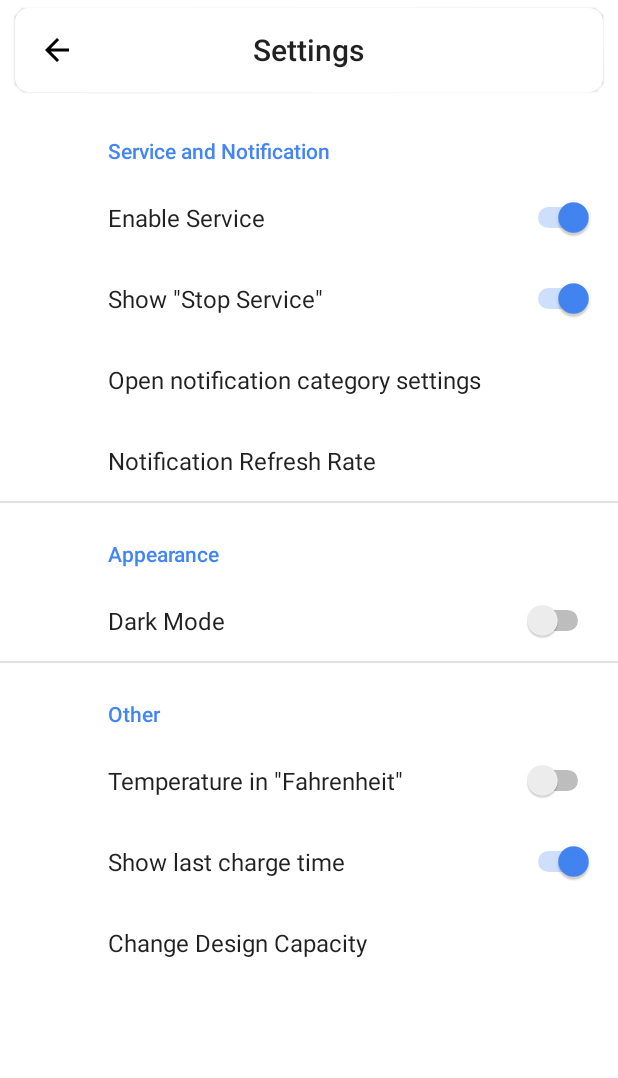
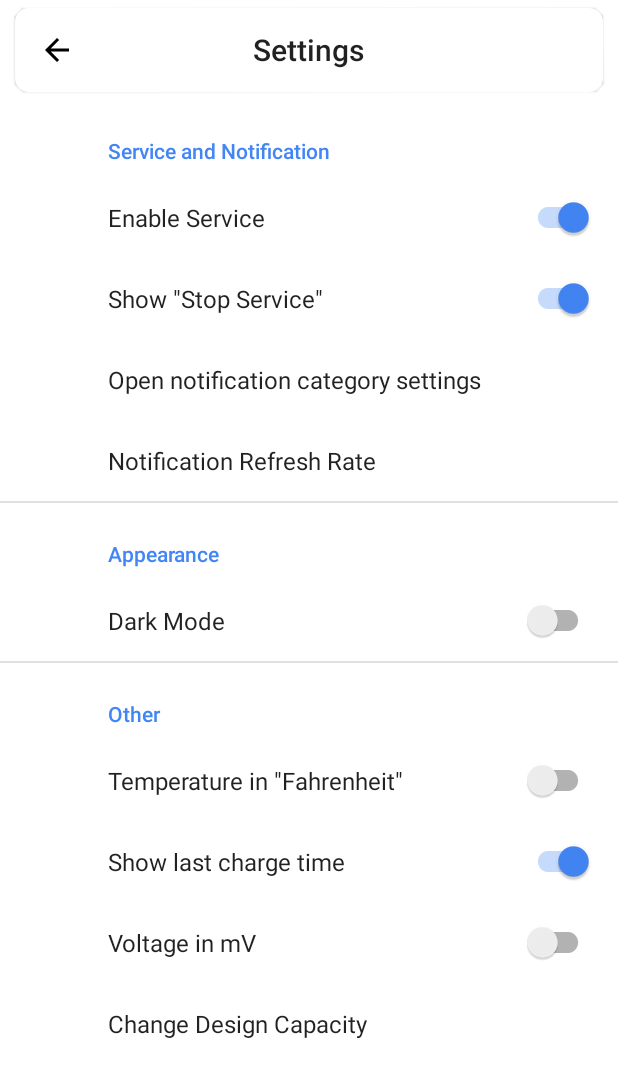
Before and after one commit to Ph03niX-X/CapacityInfo, an Android app: the screen it shows after launch (SettingsActivity), in the options menu, after a tap on "Settings", on a phone screen of 412 x 824 dp. Shown: the top 1078 px of the screen. Run offline under Robolectric (Android 15) with nearby library versions, the phone set to English and light mode, and no system bars; our stand-ins replace androidx.preference; 5 statements that could not run were skipped.

Commit message:
Added "Voltage in mV"

```diff
--- a/app/build.gradle
+++ b/app/build.gradle
@@ -11,7 +11,7 @@ android {
         applicationId "com.ph03nix_x.capacityinfo"
         minSdkVersion 21
         targetSdkVersion 29
-        versionCode 80
+        versionCode 81
         versionName "2.1"
         testInstrumentationRunner "androidx.test.runner.AndroidJUnitRunner"
     }
--- a/app/src/main/java/com/ph03nix_x/capacityinfo/Battery.kt
+++ b/app/src/main/java/com/ph03nix_x/capacityinfo/Battery.kt
@@ -73,11 +73,14 @@ class Battery(var context: Context) {
 
     fun getVoltage(): Double {
 
+        val pref = PreferenceManager.getDefaultSharedPreferences(context)
+
         val batteryStatus = context.registerReceiver(null, IntentFilter(Intent.ACTION_BATTERY_CHANGED))
 
         var voltage = batteryStatus!!.getIntExtra(BatteryManager.EXTRA_VOLTAGE, 0).toDouble()
 
-        if(voltage >= 1000 && voltage < 1000000) voltage /= 1000 else if(voltage >= 1000000) voltage /= 1000000
+        if(!pref.getBoolean(Preferences.VoltageInMv.prefName, false))
+            if(voltage >= 1000 && voltage < 1000000) voltage /= 1000 else if(voltage >= 1000000) voltage /= 1000000
 
         return voltage
     }
--- a/app/src/main/java/com/ph03nix_x/capacityinfo/Preferences.kt
+++ b/app/src/main/java/com/ph03nix_x/capacityinfo/Preferences.kt
@@ -10,5 +10,5 @@ enum class Preferences(val prefName: String) {
 
     BatteryLevelTo("battery_level_to"), EnableService("enable_service"), NotificationRefreshRate("notification_refresh_rate"),
 
-    IsShowServiceStop("is_show_stop_service")
+    IsShowServiceStop("is_show_stop_service"), VoltageInMv("voltage_in_mv")
 }
--- a/app/src/main/java/com/ph03nix_x/capacityinfo/activity/MainActivity.kt
+++ b/app/src/main/java/com/ph03nix_x/capacityinfo/activity/MainActivity.kt
@@ -205,7 +205,8 @@ class MainActivity : AppCompatActivity() {
 
                     else getString(R.string.temperature_fahrenheit, battery.getTemperature())
 
-                    voltage.text = getString(R.string.voltage, battery.toDecimalFormat(battery.getVoltage()))
+                    voltage.text = getString(if(pref.getBoolean(Preferences.VoltageInMv.prefName, false)) R.string.voltage_mv else R.string.voltage,
+                        battery.toDecimalFormat(battery.getVoltage()))
                 }
 
                 if (pref.getBoolean(Preferences.IsSupported.prefName, true)) {
--- a/app/src/main/java/com/ph03nix_x/capacityinfo/fragment/SettingsFragment.kt
+++ b/app/src/main/java/com/ph03nix_x/capacityinfo/fragment/SettingsFragment.kt
@@ -13,7 +13,7 @@ import androidx.annotation.RequiresApi
 import androidx.preference.Preference
 import androidx.preference.PreferenceFragmentCompat
 import androidx.preference.PreferenceManager
-import androidx.preference.SwitchPreference
+import androidx.preference.SwitchPreferenceCompat
 import com.google.android.material.dialog.MaterialAlertDialogBuilder
 import com.ph03nix_x.capacityinfo.Preferences
 import com.ph03nix_x.capacityinfo.R
@@ -24,7 +24,8 @@ import com.ph03nix_x.capacityinfo.services.CapacityInfoService
 class SettingsFragment : PreferenceFragmentCompat() {
 
     private lateinit var pref: SharedPreferences
-    private var showStopService: SwitchPreference? = null
+    private var showStopService: SwitchPreferenceCompat? = null
+    private var voltageInMv: SwitchPreferenceCompat? = null
 
     override fun onCreatePreferences(savedInstanceState: Bundle?, rootKey: String?) {
         addPreferencesFromResource(R.xml.settings)
@@ -33,9 +34,18 @@ class SettingsFragment : PreferenceFragmentCompat() {
 
         showStopService = findPreference(Preferences.IsShowServiceStop.prefName)
 
+        voltageInMv = findPreference(Preferences.VoltageInMv.prefName)
+
         showStopService?.isEnabled = pref.getBoolean(Preferences.EnableService.prefName, true)
 
-        val darkMode: SwitchPreference = findPreference(Preferences.DarkMode.prefName)!!
+        voltageInMv?.setOnPreferenceChangeListener { _, newValue ->
+
+            pref.edit().putBoolean(Preferences.VoltageInMv.prefName, newValue as Boolean).apply()
+
+            return@setOnPreferenceChangeListener true
+        }
+
+        val darkMode: SwitchPreferenceCompat = findPreference(Preferences.DarkMode.prefName)!!
         darkMode.setOnPreferenceChangeListener { _, _ ->
             MainActivity.instance!!.recreate()
             requireActivity().recreate()
@@ -63,7 +73,7 @@ class SettingsFragment : PreferenceFragmentCompat() {
             return@setOnPreferenceClickListener true
         }
 
-        val enableService: SwitchPreference = findPreference(Preferences.EnableService.prefName)!!
+        val enableService: SwitchPreferenceCompat = findPreference(Preferences.EnableService.prefName)!!
 
         notificationRefreshRate.isEnabled = pref.getBoolean(Preferences.EnableService.prefName, true)
 
--- a/app/src/main/res/values/strings.xml
+++ b/app/src/main/res/values/strings.xml
@@ -46,4 +46,6 @@
     <string name="appearance">Appearance</string>
     <string name="other">Other</string>
     <string name="show_stop_service">"Show \"Stop Service\""</string>
+    <string name="voltage_in_mv">Voltage in mV</string>
+    <string name="voltage_mv">"Voltage: %1$s mV"</string>
 </resources>
--- a/app/src/main/res/xml/settings.xml
+++ b/app/src/main/res/xml/settings.xml
@@ -7,12 +7,12 @@
             app:allowDividerAbove="false"
             app:allowDividerBelow="false">
 
-        <SwitchPreference
+        <SwitchPreferenceCompat
                 android:title="@string/enable_service"
                 android:defaultValue="true"
                 android:key="enable_service"/>
 
-        <SwitchPreference
+        <SwitchPreferenceCompat
                 android:title="@string/show_stop_service"
                 android:defaultValue="true"
                 android:key="is_show_stop_service"/>
@@ -31,7 +31,7 @@
             app:allowDividerAbove="false"
             app:allowDividerBelow="false">
 
-        <SwitchPreference
+        <SwitchPreferenceCompat
                 android:title="@string/dark_mode"
                 android:key="dark_mode"/>
 
@@ -41,14 +41,18 @@
             app:allowDividerAbove="false"
             app:allowDividerBelow="false">
 
-        <SwitchPreference
+        <SwitchPreferenceCompat
                 android:title="@string/temperature_in_fahrenheit"
                 android:key="temperature_in_fahrenheit"/>
 
-        <SwitchPreference
+        <SwitchPreferenceCompat
                 android:title="@string/show_last_charge_time"
                 android:defaultValue="true"
                 android:key="show_last_charge_time"/>
+
+        <SwitchPreferenceCompat
+            android:title="@string/voltage_in_mv"
+            android:key="voltage_in_mv"/>
 
         <Preference
                 android:title="@string/change_design_capacity"
```
Also changed, not shown: app/src/main/java/com/ph03nix_x/capacityinfo/services/CapacityInfoService.kt (+10 -5 lines).
